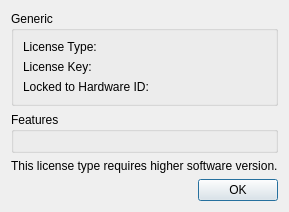
The window that client/src/ui/dialogs/license_details_dialog.ui (networkoptix/nx_open) describes before a commit, drawn with Qt 5.
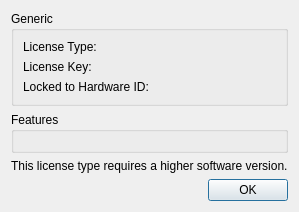
The same window after the commit.

The edit to the form file:
```diff
--- a/client/src/ui/dialogs/license_details_dialog.ui
+++ b/client/src/ui/dialogs/license_details_dialog.ui
@@ -95,7 +95,7 @@
    <item>
     <widget class="QLabel" name="errorLabel">
      <property name="text">
-      <string>This license type requires higher software version.</string>
+      <string>This license type requires a higher software version.</string>
      </property>
     </widget>
    </item>
```
